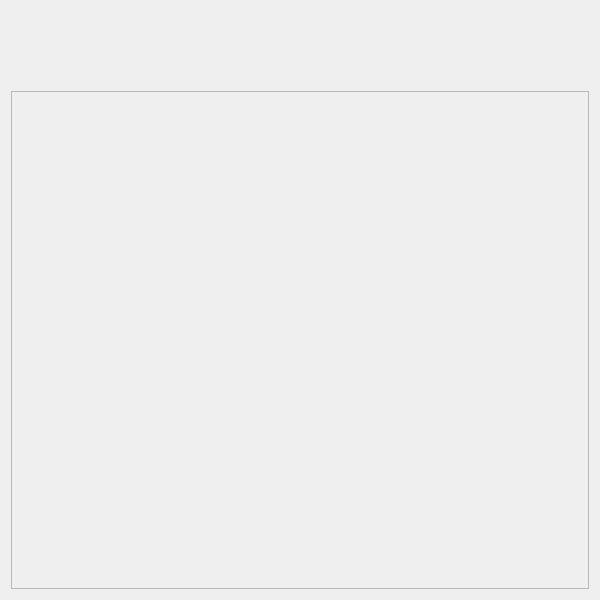
ntadej/tano, file src/ui/EpgShow.ui: the form before one commit.
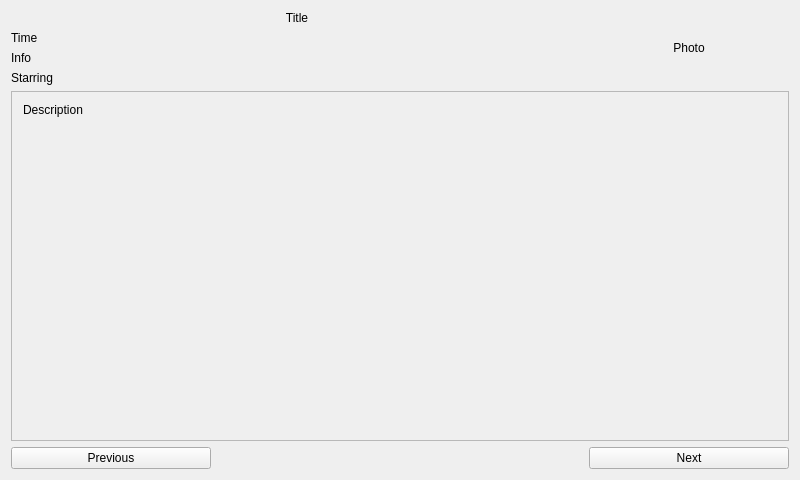
The form after the commit. The open tabs and pages were chosen to show the change. Icons and pictures are not drawn.

Diff of the .ui file:
```diff
--- a/src/ui/EpgShow.ui
+++ b/src/ui/EpgShow.ui
@@ -1,39 +1,26 @@
 <?xml version="1.0" encoding="UTF-8"?>
 <ui version="4.0">
  <class>EpgShow</class>
- <widget class="QWidget" name="EpgShow">
+ <widget class="QStackedWidget" name="EpgShow">
   <property name="geometry">
    <rect>
     <x>0</x>
     <y>0</y>
-    <width>600</width>
-    <height>600</height>
+    <width>800</width>
+    <height>480</height>
    </rect>
   </property>
-  <property name="windowTitle">
-   <string>Channel</string>
-  </property>
-  <property name="windowIcon">
-   <iconset resource="images.qrc">
-    <normaloff>:/icons/images/image.png</normaloff>:/icons/images/image.png</iconset>
-  </property>
-  <layout class="QVBoxLayout" name="verticalLayout">
-   <property name="margin">
-    <number>0</number>
-   </property>
-   <item>
-    <widget class="QStackedWidget" name="mainWidget">
      <widget class="QWidget" name="pageLoading">
-      <layout class="QVBoxLayout" name="verticalLayout_3">
+   <layout class="QVBoxLayout" name="verticalLayout">
        <item>
-        <spacer name="verticalSpacer_4">
+     <spacer name="verticalSpacer_2">
          <property name="orientation">
           <enum>Qt::Vertical</enum>
          </property>
          <property name="sizeHint" stdset="0">
           <size>
            <width>20</width>
-           <height>247</height>
+        <height>189</height>
           </size>
          </property>
         </spacer>
@@ -63,68 +50,33 @@
          <property name="sizeHint" stdset="0">
           <size>
            <width>20</width>
-           <height>246</height>
+        <height>189</height>
           </size>
          </property>
         </spacer>
        </item>
       </layout>
      </widget>
-     <widget class="QWidget" name="pageMain">
-      <layout class="QVBoxLayout" name="verticalLayout_2">
-       <item>
-        <widget class="QLabel" name="labelName">
+  <widget class="QWidget" name="pageContent">
+   <layout class="QGridLayout" name="gridLayout">
+    <item row="0" column="0" colspan="2">
+     <widget class="QLabel" name="labelTitle">
          <property name="text">
-          <string/>
+       <string notr="true">Title</string>
          </property>
          <property name="alignment">
           <set>Qt::AlignCenter</set>
          </property>
-         <property name="wordWrap">
-          <bool>true</bool>
-         </property>
-        </widget>
-       </item>
-       <item>
+     </widget>
+    </item>
+    <item row="1" column="0" colspan="2">
         <widget class="QLabel" name="labelTime">
          <property name="text">
-          <string/>
-         </property>
-         <property name="wordWrap">
-          <bool>true</bool>
-         </property>
-        </widget>
-       </item>
-       <item>
-        <layout class="QHBoxLayout" name="mainHeader">
-         <property name="sizeConstraint">
-          <enum>QLayout::SetMinimumSize</enum>
-         </property>
-         <item>
-          <layout class="QVBoxLayout" name="mainInfo">
-           <item>
-            <widget class="QLabel" name="labelInfo">
-             <property name="text">
-              <string/>
-             </property>
-             <property name="wordWrap">
-              <bool>true</bool>
-             </property>
-            </widget>
-           </item>
-           <item>
-            <widget class="QLabel" name="labelActors">
-             <property name="text">
-              <string/>
-             </property>
-             <property name="wordWrap">
-              <bool>true</bool>
-             </property>
-            </widget>
-           </item>
-          </layout>
-         </item>
-         <item>
+       <string notr="true">Time</string>
+      </property>
+     </widget>
+    </item>
+    <item row="0" column="2" rowspan="4">
           <widget class="QLabel" name="labelPhoto">
            <property name="maximumSize">
             <size>
@@ -133,43 +85,75 @@
             </size>
            </property>
            <property name="text">
-            <string/>
+       <string notr="true">Photo</string>
            </property>
            <property name="alignment">
             <set>Qt::AlignCenter</set>
            </property>
           </widget>
          </item>
-        </layout>
-       </item>
-       <item>
+    <item row="2" column="0">
+     <widget class="QLabel" name="labelInfo">
+      <property name="text">
+       <string notr="true">Info</string>
+      </property>
+     </widget>
+    </item>
+    <item row="3" column="0">
+     <widget class="QLabel" name="labelStarring">
+      <property name="text">
+       <string notr="true">Starring</string>
+      </property>
+     </widget>
+    </item>
+    <item row="5" column="0">
+     <widget class="QPushButton" name="buttonPrevious">
+      <property name="minimumSize">
+       <size>
+        <width>200</width>
+        <height>0</height>
+       </size>
+      </property>
+      <property name="maximumSize">
+       <size>
+        <width>200</width>
+        <height>16777215</height>
+       </size>
+      </property>
+      <property name="text">
+       <string>Previous</string>
+      </property>
+      <property name="icon">
+       <iconset resource="images.qrc">
+        <normaloff>:/icons/images/back.png</normaloff>:/icons/images/back.png</iconset>
+      </property>
+      <property name="iconSize">
+       <size>
+        <width>22</width>
+        <height>22</height>
+       </size>
+      </property>
+     </widget>
+    </item>
+    <item row="4" column="0" colspan="3">
         <widget class="QScrollArea" name="scrollArea">
          <property name="widgetResizable">
           <bool>true</bool>
          </property>
-         <property name="alignment">
-          <set>Qt::AlignLeading|Qt::AlignLeft|Qt::AlignTop</set>
-         </property>
          <widget class="QWidget" name="scrollAreaWidgetContents">
           <property name="geometry">
            <rect>
             <x>0</x>
             <y>0</y>
-            <width>68</width>
-            <height>33</height>
-           </rect>
-          </property>
-          <layout class="QVBoxLayout" name="_2">
+         <width>786</width>
+         <height>339</height>
+        </rect>
+       </property>
+       <layout class="QVBoxLayout" name="verticalLayout_2">
            <item>
             <widget class="QLabel" name="labelDescription">
-             <property name="sizePolicy">
-              <sizepolicy hsizetype="Preferred" vsizetype="MinimumExpanding">
-               <horstretch>0</horstretch>
-               <verstretch>0</verstretch>
-              </sizepolicy>
-             </property>
              <property name="text">
-              <string/>
+           <string notr="true">Description</string>
              </property>
              <property name="wordWrap">
               <bool>true</bool>
@@ -177,7 +161,7 @@
             </widget>
            </item>
            <item>
-            <spacer name="verticalSpacer_2">
+         <spacer name="verticalSpacer_3">
              <property name="orientation">
               <enum>Qt::Vertical</enum>
              </property>
@@ -193,27 +177,50 @@
          </widget>
         </widget>
        </item>
-      </layout>
-     </widget>
-    </widget>
-   </item>
-   <item>
-    <spacer name="verticalSpacer">
+    <item row="5" column="2">
+     <widget class="QPushButton" name="buttonNext">
+      <property name="minimumSize">
+       <size>
+        <width>200</width>
+        <height>0</height>
+       </size>
+      </property>
+      <property name="maximumSize">
+       <size>
+        <width>200</width>
+        <height>16777215</height>
+       </size>
+      </property>
+      <property name="text">
+       <string>Next</string>
+      </property>
+      <property name="icon">
+       <iconset resource="images.qrc">
+        <normaloff>:/icons/images/forward.png</normaloff>:/icons/images/forward.png</iconset>
+      </property>
+      <property name="iconSize">
+       <size>
+        <width>22</width>
+        <height>22</height>
+       </size>
+      </property>
+     </widget>
+    </item>
+    <item row="5" column="1">
+     <spacer name="horizontalSpacer">
      <property name="orientation">
-      <enum>Qt::Vertical</enum>
-     </property>
-     <property name="sizeType">
-      <enum>QSizePolicy::Minimum</enum>
+       <enum>Qt::Horizontal</enum>
      </property>
      <property name="sizeHint" stdset="0">
       <size>
-       <width>0</width>
-       <height>0</height>
+        <width>40</width>
+        <height>20</height>
       </size>
      </property>
     </spacer>
    </item>
   </layout>
+  </widget>
  </widget>
  <layoutdefault spacing="6" margin="11"/>
  <resources>
```
Left out of the diff: 12 changed lines with no effect on the pictures. Lines whose indentation alone changed are shown as unchanged.
